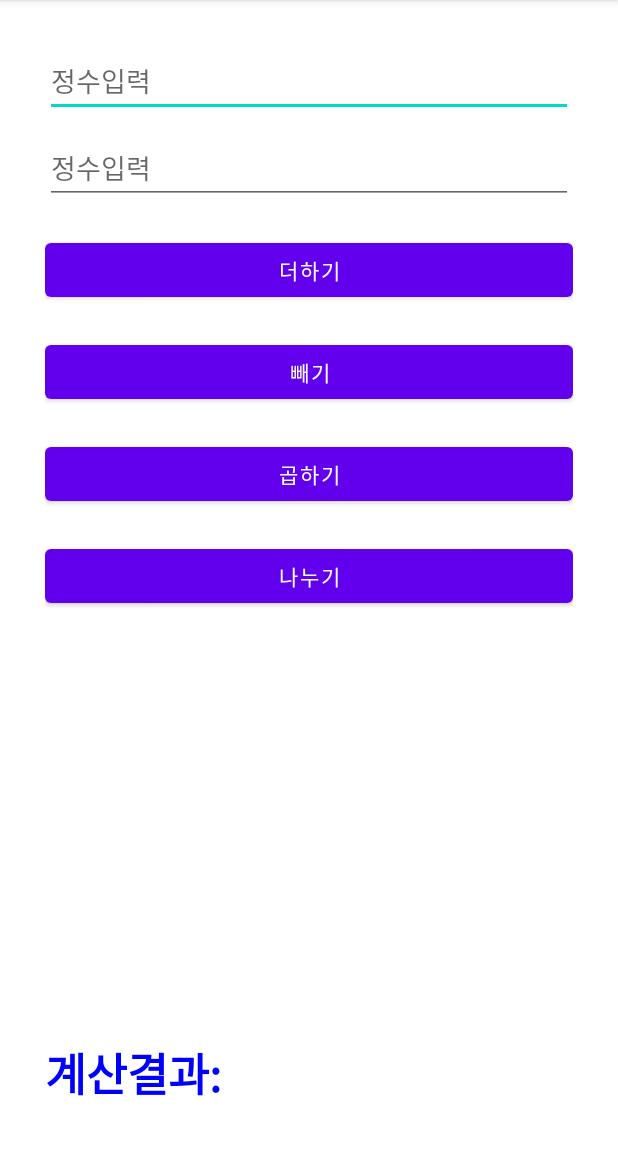
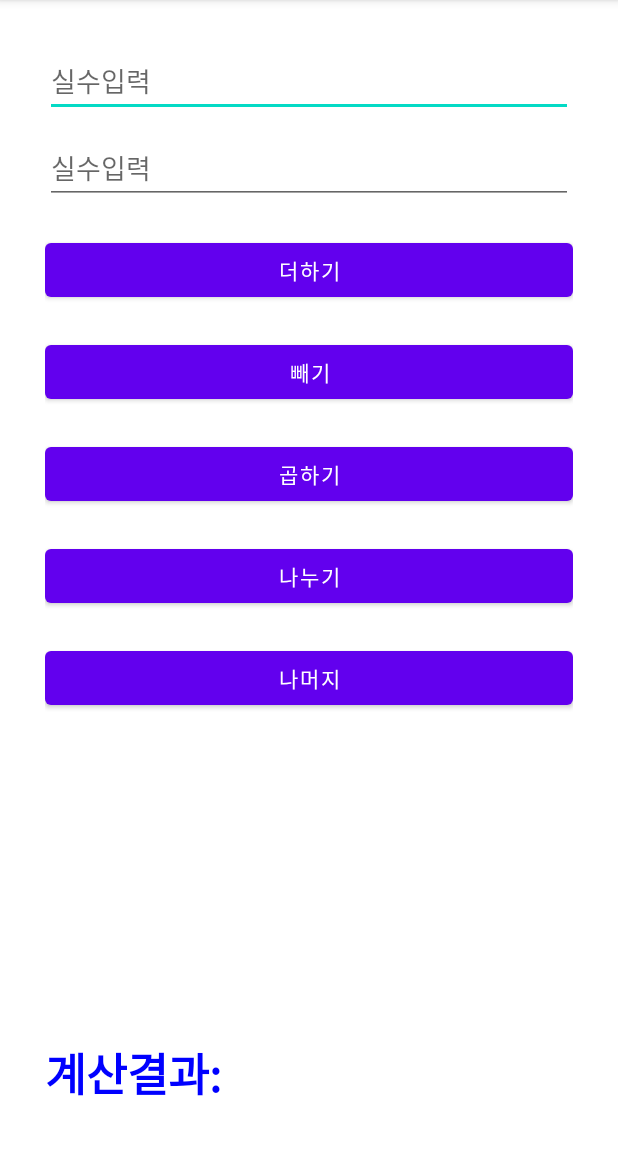
Before and after one commit to kjminn/Kotlin_Calculotor, an Android app: the screen it shows after launch (MainActivity), after a tap on "더하기", on a phone screen of 412 x 824 dp, the part 84-1236 px from its top. Run offline under Robolectric (Android 15) with nearby library versions, the phone set to English and light mode, and no system bars.

Commit message:
오류처리 및 위젯 포커스요청 및 키패드 보이게

```diff
--- a/app/src/main/java/kr/ac/dongyang/minn/mobilec_0929_2/MainActivity.kt
+++ b/app/src/main/java/kr/ac/dongyang/minn/mobilec_0929_2/MainActivity.kt
@@ -5,6 +5,8 @@ import android.os.Bundle
 import android.view.View
 import android.widget.Button
 import android.widget.Toast
+import androidx.core.view.WindowInsetsCompat
+import androidx.core.view.WindowInsetsControllerCompat
 import kr.ac.dongyang.minn.mobilec_0929_2.databinding.*;
 
 class MainActivity : AppCompatActivity() {
@@ -14,7 +16,7 @@ class MainActivity : AppCompatActivity() {
     override fun onCreate(savedInstanceState: Bundle?) {
         super.onCreate(savedInstanceState)
         setContentView(binding.root)
-        var btns = arrayOf<Button>(binding.btnPlus, binding.btnMinus, binding.btnMulti, binding.btnDivide)
+        var btns = arrayOf<Button>(binding.btnPlus, binding.btnMinus, binding.btnMulti, binding.btnDivide, binding.btnMod)
         for (btn in btns){
             btn.setOnClickListener(btnListener)
         }
@@ -23,27 +25,37 @@ class MainActivity : AppCompatActivity() {
     val btnListener = View.OnClickListener {
         var s1 = binding.edit1.text.toString();
         var s2 = binding.edit2.text.toString();
+        if(s1=="" || s2==""){
+            Toast.makeText(baseContext, "숫자를 입력하지 않고 버튼을 클릭하면 안됨!!", Toast.LENGTH_SHORT).show()
+            return@OnClickListener
+        }
+        var n1 = s1.toDouble()
+        var n2 = s2.toDouble()
+        var result = 0.0
+        var toast = Toast.makeText(baseContext, "나누는 수는 0을 입력하면 안됨!!", Toast.LENGTH_SHORT)
+        when(it.id){
+            R.id.btnPlus -> result = n1 + n2
+            R.id.btnMinus -> result = n1 - n2
+            R.id.btnMulti -> result = n1 * n2
+            R.id.btnDivide -> {
+                if(n2 == 0.0){
+                    toast.show()
+                    binding.edit2.requestFocus()
+                    WindowInsetsControllerCompat(window, window.decorView).show(WindowInsetsCompat.Type.ime())
+                    return@OnClickListener
+                }
+                result = n1 / n2
+            }
+            R.id.btnMod -> {
+                if(n2 == 0.0){
+                    toast.show()
+                    return@OnClickListener
+                }
+                result = n1 % n2
+            }
 
-        try{
-            var n1 = s1.toInt()
-            var n2 = s2.toInt()
-            var result = 0
-
-            when(it.id){
-                R.id.btnPlus -> result = n1 + n2
-                R.id.btnMinus -> result = n1 - n2
-                R.id.btnMulti -> result = n1 * n2
-                R.id.btnDivide -> result = n1 / n2
-            }
-            binding.textResult.setText(R.string.text_result)
-            binding.textResult.append(result.toString())
-        }catch(e: NumberFormatException){
-            Toast.makeText(baseContext, "숫자를 입력해 주세요!", Toast.LENGTH_SHORT).show();
-            binding.edit1.requestFocus()
-        }catch(e: ArithmeticException){
-            Toast.makeText(baseContext, "0으로 나누면 안됩니다.!", Toast.LENGTH_SHORT).show();
-            binding.edit2.requestFocus()
         }
-
+        binding.textResult.setText(R.string.text_result)
+        binding.textResult.append(result.toString())
     }
 }
--- a/app/src/main/res/layout/activity_main.xml
+++ b/app/src/main/res/layout/activity_main.xml
@@ -13,7 +13,7 @@
         android:layout_width="match_parent"
         android:layout_height="wrap_content"
         android:layout_marginBottom="@dimen/space_small"
-        android:inputType="number"
+        android:inputType="numberDecimal"
         android:hint="@string/edit_hint"
         />
     <EditText
@@ -21,7 +21,7 @@
         android:layout_width="match_parent"
         android:layout_height="wrap_content"
         android:layout_marginBottom="@dimen/space_medium"
-        android:inputType="number"
+        android:inputType="numberDecimal"
         android:hint="@string/edit_hint"
         />
     <Button
@@ -48,6 +48,12 @@
         android:layout_height="wrap_content"
         android:layout_marginBottom="@dimen/space_medium"
         android:text="@string/btn_divide"/>
+    <Button
+        android:id="@+id/btnMod"
+        android:layout_width="match_parent"
+        android:layout_height="wrap_content"
+        android:layout_marginBottom="@dimen/space_medium"
+        android:text="@string/btn_mod"/>
     <TextView
         android:id="@+id/textResult"
         android:layout_width="match_parent"
--- a/app/src/main/res/values/strings.xml
+++ b/app/src/main/res/values/strings.xml
@@ -1,9 +1,10 @@
 <resources>
     <string name="app_name">SimpleCalculator</string>
-    <string name="edit_hint">정수입력</string>
+    <string name="edit_hint">실수입력</string>
     <string name="btn_plus">더하기</string>
     <string name="btn_minus">빼기</string>
     <string name="btn_multi">곱하기</string>
     <string name="btn_divide">나누기</string>
+    <string name="btn_mod">나머지</string>
     <string name="text_result">계산결과:</string>
 </resources>
```
